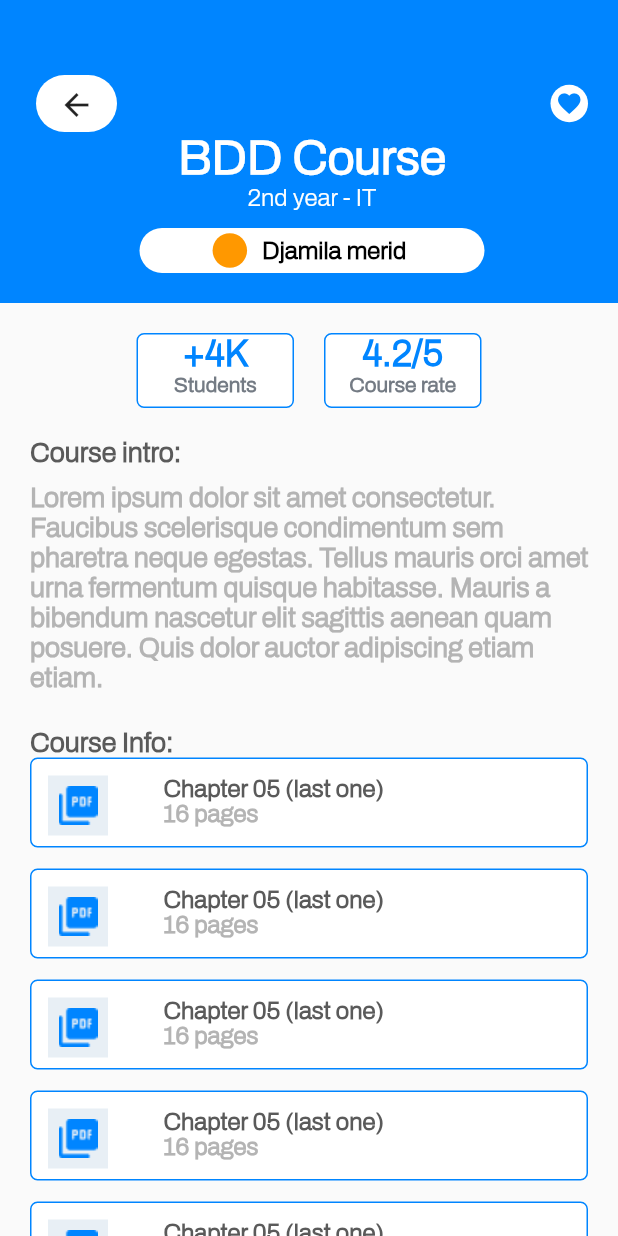
After one commit to marouanebk/BDD, a Flutter app: the screen it shows after launch, after a tap on an icon or button, on a phone screen of 412 x 824 dp. The commit adds this screen. Run offline on Flutter 3.47's test engine with Material 2 defaults, Android fonts, the phone set to English and light mode, and no system bars; our stand-ins replace percent_indicator, persistent_bottom_nav_bar.

Commit message:
front forth commit

```diff
--- a/frontend/lib/MainScreen/presentation/screens/baseScreen.dart
+++ b/frontend/lib/MainScreen/presentation/screens/baseScreen.dart
@@ -11,7 +11,7 @@ class BaseScreen extends StatefulWidget {
 }
 
 class _BaseScreenState extends State<BaseScreen> {
-  var _controller = PersistentTabController(initialIndex: 0);
+  var controller = PersistentTabController(initialIndex: 0);
 
   List<Widget> _buildScreens() {
     return [
@@ -62,7 +62,7 @@ class _BaseScreenState extends State<BaseScreen> {
   Widget build(BuildContext context) {
     return PersistentTabView(
       context,
-      controller: _controller,
+      controller: controller,
       screens: _buildScreens(),
       items: _navBarsItems(),
       confineInSafeArea: true,
--- /dev/null
+++ b/frontend/lib/MainScreen/presentation/screens/coursedetail.dart
@@ -0,0 +1,326 @@
+import 'package:flutter/material.dart';
+import 'package:frontend/cores/const/colors.dart';
+import 'package:frontend/cores/const/const.dart';
+
+class CourseDetail extends StatelessWidget {
+  const CourseDetail({super.key});
+
+  @override
+  Widget build(BuildContext context) {
+    return Scaffold(
+      body: SingleChildScrollView(
+        scrollDirection: Axis.vertical,
+        child: Column(
+          crossAxisAlignment: CrossAxisAlignment.start,
+          children: [
+            courseHeader(context),
+            const SizedBox(
+              height: 20,
+            ),
+            reviews(),
+            const SizedBox(
+              height: 20,
+            ),
+            Padding(
+              padding: const EdgeInsets.only(left: 20),
+              child: Column(
+                mainAxisAlignment: MainAxisAlignment.start,
+                crossAxisAlignment: CrossAxisAlignment.start,
+                children: [
+                  const Text(
+                    "Course intro:",
+                    style: TextStyle(
+                      fontFamily: AppFonts.mainFont,
+                      fontWeight: FontWeight.w600,
+                      color: Color(0xFF5A5A5A),
+                      fontSize: 18,
+                    ),
+                    textAlign: TextAlign.start,
+                  ),
+                  const SizedBox(
+                    height: 10,
+                  ),
+                  const Padding(
+                    padding: EdgeInsets.only(right: 10),
+                    child: Text(
+                      "Lorem ipsum dolor sit amet consectetur. Faucibus scelerisque condimentum sem pharetra neque egestas. Tellus mauris orci amet urna fermentum quisque habitasse. Mauris a bibendum nascetur elit sagittis aenean quam posuere. Quis dolor auctor adipiscing etiam etiam.",
+                      style: TextStyle(
+                        fontFamily: AppFonts.mainFont,
+                        fontWeight: FontWeight.w600,
+                        color: Color(0xFFB4B4B4),
+                        fontSize: 18,
+                      ),
+                    ),
+                  ),
+                  const SizedBox(
+                    height: 23,
+                  ),
+                  const Text(
+                    "Course Info:",
+                    style: TextStyle(
+                      fontFamily: AppFonts.mainFont,
+                      fontWeight: FontWeight.w600,
+                      color: Color(0xFF5A5A5A),
+                      fontSize: 18,
+                    ),
+                    textAlign: TextAlign.start,
+                  ),
+                  courseContent(),
+                ],
+              ),
+            )
+          ],
+        ),
+      ),
+    );
+  }
+}
+
+Widget courseHeader(context) {
+  return Container(
+    height: 202,
+    width: double.infinity,
+    color: Color(AppColors.blue),
+    padding: const EdgeInsets.only(left: 24, right: 20, top: 50),
+    child: Column(
+      mainAxisAlignment: MainAxisAlignment.start,
+      children: [
+        Row(
+          mainAxisAlignment: MainAxisAlignment.spaceBetween,
+          children: [
+            Container(
+              width: 54,
+              height: 38,
+              decoration: const BoxDecoration(
+                borderRadius: BorderRadius.all(Radius.circular(36)),
+                color: Colors.white,
+              ),
+              child: IconButton(
+                onPressed: () {
+                  Navigator.of(context).pop();
+                },
+                icon: const Icon(Icons.arrow_back),
+              ),
+            ),
+            Container(
+              width: 25,
+              height: 25,
+              decoration: const BoxDecoration(
+                  borderRadius: BorderRadius.all(Radius.circular(36)),
+                  color: Colors.white),
+              child: Icon(
+                Icons.favorite,
+                color: Color(AppColors.blue),
+                size: 18,
+              ),
+            ),
+          ],
+        ),
+        const Text(
+          "BDD Course",
+          style: TextStyle(
+            fontFamily: AppFonts.mainFont,
+            fontWeight: FontWeight.w600,
+            color: Colors.white,
+            fontSize: 32,
+          ),
+        ),
+        const Text(
+          "2nd year - IT",
+          style: TextStyle(
+            fontFamily: AppFonts.mainFont,
+            fontWeight: FontWeight.w500,
+            color: Colors.white,
+            fontSize: 16,
+          ),
+        ),
+        const SizedBox(
+          height: 12,
+        ),
+        Container(
+          width: 230,
+          height: 30,
+          decoration: const BoxDecoration(
+              borderRadius: BorderRadius.all(Radius.circular(16)),
+              color: Colors.white),
+          child: Row(
+            mainAxisAlignment: MainAxisAlignment.center,
+            children: [
+              Container(
+                width: 23,
+                height: 23,
+                decoration: const BoxDecoration(
+                  color: Colors.orange,
+                  shape: BoxShape.circle,
+                ),
+              ),
+              const SizedBox(
+                width: 10,
+              ),
+              const Text(
+                "Djamila merid ",
+                style: TextStyle(
+                  fontFamily: AppFonts.mainFont,
+                  fontWeight: FontWeight.w600,
+                  color: Colors.black,
+                  fontSize: 16,
+                ),
+              ),
+            ],
+          ),
+        ),
+      ],
+    ),
+  );
+}
+
+Widget reviews() {
+  return Row(
+    mainAxisAlignment: MainAxisAlignment.center,
+    children: [
+      Container(
+        width: 105,
+        height: 50,
+        decoration: BoxDecoration(
+          borderRadius: const BorderRadius.all(Radius.circular(5)),
+          border: Border.all(
+            color: Color(AppColors.blue),
+          ),
+          color: Colors.white,
+        ),
+        child: Column(
+          children: [
+            Text(
+              "+4K",
+              style: TextStyle(
+                fontFamily: AppFonts.mainFont,
+                fontWeight: FontWeight.w600,
+                color: Color(AppColors.blue),
+                fontSize: 24,
+              ),
+            ),
+            Text(
+              "Students",
+              style: TextStyle(
+                fontFamily: AppFonts.mainFont,
+                fontWeight: FontWeight.w600,
+                color: Color(AppColors.greyWritting),
+                fontSize: 14,
+              ),
+            ),
+          ],
+        ),
+      ),
+      const SizedBox(
+        width: 20,
+      ),
+      Container(
+        width: 105,
+        height: 50,
+        decoration: BoxDecoration(
+          borderRadius: const BorderRadius.all(Radius.circular(5)),
+          border: Border.all(
+            color: Color(AppColors.blue),
+          ),
+          color: Colors.white,
+        ),
+        child: Column(
+          children: [
+            Text(
+              "4.2/5",
+              style: TextStyle(
+                fontFamily: AppFonts.mainFont,
+                fontWeight: FontWeight.w600,
+                color: Color(AppColors.blue),
+                fontSize: 24,
+              ),
+            ),
+            Text(
+              "Course rate",
+              style: TextStyle(
+                fontFamily: AppFonts.mainFont,
+                fontWeight: FontWeight.w600,
+                color: Color(AppColors.greyWritting),
+                fontSize: 14,
+              ),
+            ),
+          ],
+        ),
+      ),
+    ],
+  );
+}
+
+Widget courseContent() {
+  return Padding(
+    padding: const EdgeInsets.only(right: 20),
+    child: ListView.separated(
+      scrollDirection: Axis.vertical,
+      separatorBuilder: (context, index) => const SizedBox(
+        height: 14,
+      ),
+      physics: const NeverScrollableScrollPhysics(),
+      shrinkWrap: true,
+      itemCount: 5,
+      itemBuilder: (context, index) {
+        return courseContentCard();
+      },
+    ),
+  );
+}
+
+Widget courseContentCard() {
+  return Container(
+    height: 60,
+    width: double.infinity,
+    decoration: BoxDecoration(
+      borderRadius: const BorderRadius.all(Radius.circular(5)),
+      border: Border.all(
+        color: Color(AppColors.blue),
+      ),
+      color: Colors.white,
+    ),
+    padding: const EdgeInsets.only(left: 11, top: 11),
+    child: Row(
+      mainAxisAlignment: MainAxisAlignment.start,
+      crossAxisAlignment: CrossAxisAlignment.start,
+      children: [
+        Container(
+          width: 40,
+          height: 40,
+          color: const Color(0xFFE8EFF5),
+          child: Image.asset(
+            "assets/images/pdf.png",
+            // fit: BoxFit.cover,
+          ),
+        ),
+        const SizedBox(
+          width: 37,
+        ),
+        Column(
+          crossAxisAlignment: CrossAxisAlignment.start,
+          children: [
+            Text(
+              "Chapter 05 (last one)",
+              style: TextStyle(
+                fontFamily: AppFonts.mainFont,
+                fontWeight: FontWeight.w600,
+                color: Color(AppColors.writting),
+                fontSize: 16,
+              ),
+            ),
+            Text(
+              "16 pages",
+              style: TextStyle(
+                fontFamily: AppFonts.mainFont,
+                fontWeight: FontWeight.w600,
+                color: Color(AppColors.grey),
+                fontSize: 16,
+              ),
+            ),
+          ],
+        )
+      ],
+    ),
+  );
+}
--- a/frontend/lib/MainScreen/presentation/screens/mainpage.dart
+++ b/frontend/lib/MainScreen/presentation/screens/mainpage.dart
@@ -1,4 +1,5 @@
 import 'package:flutter/material.dart';
+import 'package:frontend/MainScreen/presentation/screens/coursedetail.dart';
 import 'package:frontend/cores/const/colors.dart';
 import 'package:frontend/cores/const/const.dart';
 import 'package:percent_indicator/circular_percent_indicator.dart';
@@ -14,6 +15,8 @@ class MainScreen extends StatelessWidget {
         width: double.infinity,
         height: double.infinity,
         color: Colors.white,
+        child: SingleChildScrollView(
+          scrollDirection: Axis.vertical,
           child: Padding(
             padding: const EdgeInsets.only(left: 20, top: 24),
             child: Column(
@@ -32,7 +35,9 @@ class MainScreen extends StatelessWidget {
                 const SizedBox(
                   height: 22,
                 ),
+                suggestedCourses(context),
               ],
+            ),
           ),
         ),
       )),
@@ -51,7 +56,7 @@ Widget searchBar() {
         border: Border.all(
           color: const Color(0xFFBEC5D1),
         ),
-        color: Colors.red,
+        color: Colors.orange,
       ),
     ),
   );
@@ -105,9 +110,11 @@ Widget coursesEnrolled() {
           itemCount: 3,
           itemBuilder: (context, index) {
             return courseCard();
-              }),
-        )
-      ]);
+          },
+        ),
+      ),
+    ],
+  );
 }
 
 Widget courseCard() {
@@ -124,11 +131,12 @@ Widget courseCard() {
     child: Padding(
       padding: const EdgeInsets.only(top: 20, left: 17),
       child: Row(
-        mainAxisAlignment: MainAxisAlignment.spaceBetween,
+        mainAxisAlignment: MainAxisAlignment.start,
         crossAxisAlignment: CrossAxisAlignment.start,
         children: [
           Column(
             crossAxisAlignment: CrossAxisAlignment.start,
+            mainAxisAlignment: MainAxisAlignment.start,
             children: [
               Text(
                 'Analyse',
@@ -206,24 +214,24 @@ Widget discoverCourses() {
         child: Row(
           children: [
             courseType(1, "Made For You"),
-            SizedBox(
+            const SizedBox(
               width: 10,
             ),
             courseType(0, "Made For You"),
-            SizedBox(
+            const SizedBox(
               width: 10,
             ),
             courseType(0, "Made For You"),
-            SizedBox(
+            const SizedBox(
               width: 10,
             ),
             courseType(0, "Made For You"),
-            SizedBox(
+            const SizedBox(
               width: 10,
             ),
           ],
         ),
-      )
+      ),
     ],
   );
 }
@@ -249,3 +257,82 @@ Widget courseType(number, text) {
     ),
   );
 }
+
+Widget suggestedCourses(context) {
+  return Padding(
+    padding: const EdgeInsets.only(right: 20),
+    child: ListView.separated(
+      scrollDirection: Axis.vertical,
+      separatorBuilder: (context, index) => const SizedBox(
+        height: 14,
+      ),
+      physics: const NeverScrollableScrollPhysics(),
+      shrinkWrap: true,
+      itemCount: 5,
+      itemBuilder: (context, index) {
+        return suggestedCourseCard(context);
+      },
+    ),
+  );
+}
+
+Widget suggestedCourseCard(context) {
+  return GestureDetector(
+    onTap: () => Navigator.of(context, rootNavigator: true).push(
+      MaterialPageRoute(
+        builder: (_) => const CourseDetail(),
+      ),
+    ),
+    child: Container(
+      width: double.infinity,
+      height: 87,
+      padding: const EdgeInsets.only(top: 15, left: 15),
+      decoration: BoxDecoration(
+        borderRadius: const BorderRadius.all(Radius.circular(5)),
+        border: Border.all(
+          color: const Color(0xFFD9D9D9),
+        ),
+        color: Colors.white,
+      ),
+      child: Row(
+        mainAxisAlignment: MainAxisAlignment.start,
+        crossAxisAlignment: CrossAxisAlignment.start,
+        children: [
+          Container(
+            width: 50,
+            height: 50,
+            decoration: const BoxDecoration(
+              color: Colors.orange,
+              shape: BoxShape.circle,
+            ),
+          ),
+          const SizedBox(
+            width: 12,
+          ),
+          RichText(
+            text: TextSpan(
+              text: "BDD Course ",
+              style: TextStyle(
+                fontFamily: AppFonts.mainFont,
+                fontWeight: FontWeight.w600,
+                color: Color(AppColors.writting),
+                fontSize: 16,
+              ),
+              children: [
+                TextSpan(
+                  text: "2nd year - IT",
+                  style: TextStyle(
+                    fontFamily: AppFonts.mainFont,
+                    fontWeight: FontWeight.w500,
+                    color: Color(AppColors.greyWritting),
+                    fontSize: 12,
+                  ),
+                ),
+              ],
+            ),
+          ),
+        ],
+      ),
+    ),
+  );
+}
--- a/frontend/lib/authentication/presentation/screens/loginPage.dart
+++ b/frontend/lib/authentication/presentation/screens/loginPage.dart
@@ -1,4 +1,5 @@
 import 'package:flutter/material.dart';
+import 'package:frontend/authentication/presentation/screens/registerPage.dart';
 import 'package:frontend/cores/const/colors.dart';
 import 'package:frontend/cores/const/const.dart';
 
@@ -8,7 +9,14 @@ class LoginPage extends StatelessWidget {
   @override
   Widget build(BuildContext context) {
     return Scaffold(
-      body: SafeArea(
+      body: Container(
+        decoration: const BoxDecoration(
+          image: DecorationImage(
+            image: AssetImage("assets/images/bg.png"),
+            fit: BoxFit.cover,
+          ),
+        ),
+        child: SafeArea(
           child: Padding(
             padding: const EdgeInsets.only(left: 20, right: 10),
             child: Column(
@@ -59,11 +67,12 @@ class LoginPage extends StatelessWidget {
                 const SizedBox(
                   height: 33,
                 ),
-              registerPage(),
+                registerPage(context),
                 const SizedBox(
                   height: 33,
                 ),
               ],
+            ),
           ),
         ),
       ),
@@ -194,8 +203,14 @@ Widget registerGoogle() {
   );
 }
 
-Widget registerPage() {
+Widget registerPage(context) {
   return Center(
+    child: GestureDetector(
+      onTap: () => Navigator.of(context, rootNavigator: true).push(
+        MaterialPageRoute(
+          builder: (_) => const RegisterPage(),
+        ),
+      ),
       child: RichText(
         text: TextSpan(
           text: "Don’t have an account ? ",
@@ -220,5 +235,6 @@ Widget registerPage() {
           ],
         ),
       ),
+    ),
   );
 }
--- a/frontend/lib/authentication/presentation/screens/registerPage.dart
+++ b/frontend/lib/authentication/presentation/screens/registerPage.dart
@@ -1,4 +1,6 @@
 import 'package:flutter/material.dart';
+import 'package:frontend/MainScreen/presentation/screens/baseScreen.dart';
+import 'package:frontend/authentication/presentation/screens/loginPage.dart';
 import 'package:frontend/cores/const/colors.dart';
 import 'package:frontend/cores/const/const.dart';
 import 'dart:math' as math;
@@ -14,7 +16,14 @@ class _RegisterPageState extends State<RegisterPage> {
   @override
   Widget build(BuildContext context) {
     return Scaffold(
-      body: SafeArea(
+      body: Container(
+        decoration: const BoxDecoration(
+          image: DecorationImage(
+            image: AssetImage("assets/images/bg.png"),
+            fit: BoxFit.cover,
+          ),
+        ),
+        child: SafeArea(
           child: Padding(
             padding: const EdgeInsets.only(left: 20, right: 10),
             child: Column(
@@ -61,15 +70,16 @@ class _RegisterPageState extends State<RegisterPage> {
                 const SizedBox(
                   height: 20,
                 ),
-              loginGoogle(),
+                loginGoogle(context),
                 const SizedBox(
                   height: 33,
                 ),
-              loginPage(),
+                loginPage(context),
                 const SizedBox(
                   height: 33,
                 ),
               ],
+            ),
           ),
         ),
       ),
@@ -194,10 +204,13 @@ Widget loginButton() {
   );
 }
 
-Widget loginGoogle() {
+Widget loginGoogle(context) {
   return InkWell(
-    onTap: () => {},
-    child: Container(
+      onTap: () => Navigator.of(context, rootNavigator: true).push(
+        MaterialPageRoute(
+          builder: (_) => const BaseScreen(),
+        ),
+      ),    child: Container(
         width: double.infinity,
         height: 45,
         decoration: BoxDecoration(
@@ -228,8 +241,14 @@ Widget loginGoogle() {
   );
 }
 
-Widget loginPage() {
+Widget loginPage(context) {
   return Center(
+    child: GestureDetector(
+      onTap: () => Navigator.of(context, rootNavigator: true).push(
+        MaterialPageRoute(
+          builder: (_) => const LoginPage(),
+        ),
+      ),
       child: RichText(
         text: TextSpan(
           text: "Don’t have an account ? ",
@@ -254,5 +273,6 @@ Widget loginPage() {
           ],
         ),
       ),
+    ),
   );
 }
--- a/frontend/lib/cores/const/colors.dart
+++ b/frontend/lib/cores/const/colors.dart
@@ -4,4 +4,5 @@ class AppColors{
   static int writting = 0xFF5A5A5A;
   static int course = 0xFFE8F4FF;
   static int greyWritting = 0xFF747B84;
+
 }
--- a/frontend/pubspec.yaml
+++ b/frontend/pubspec.yaml
@@ -54,6 +54,9 @@ flutter:
   assets:
     - assets/images/logo.png
     - assets/images/googleLogo.png
+    - assets/images/bg.png
+    - assets/images/pdf.png
+
 
   # An image asset can refer to one or more resolution-specific "variants", see
   # https://flutter.dev/assets-and-images/#resolution-aware
```
Also changed, not shown: frontend/assets/images/bg.png (added), frontend/assets/images/pdf.png (added). Lines whose indentation alone changed are shown as unchanged.
